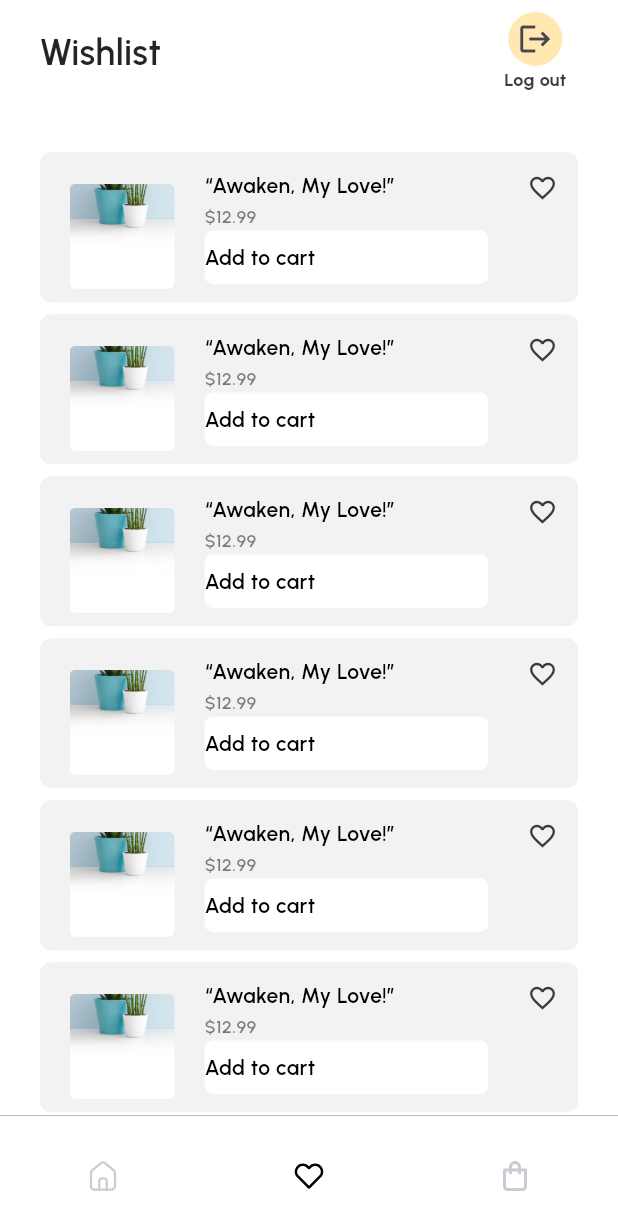
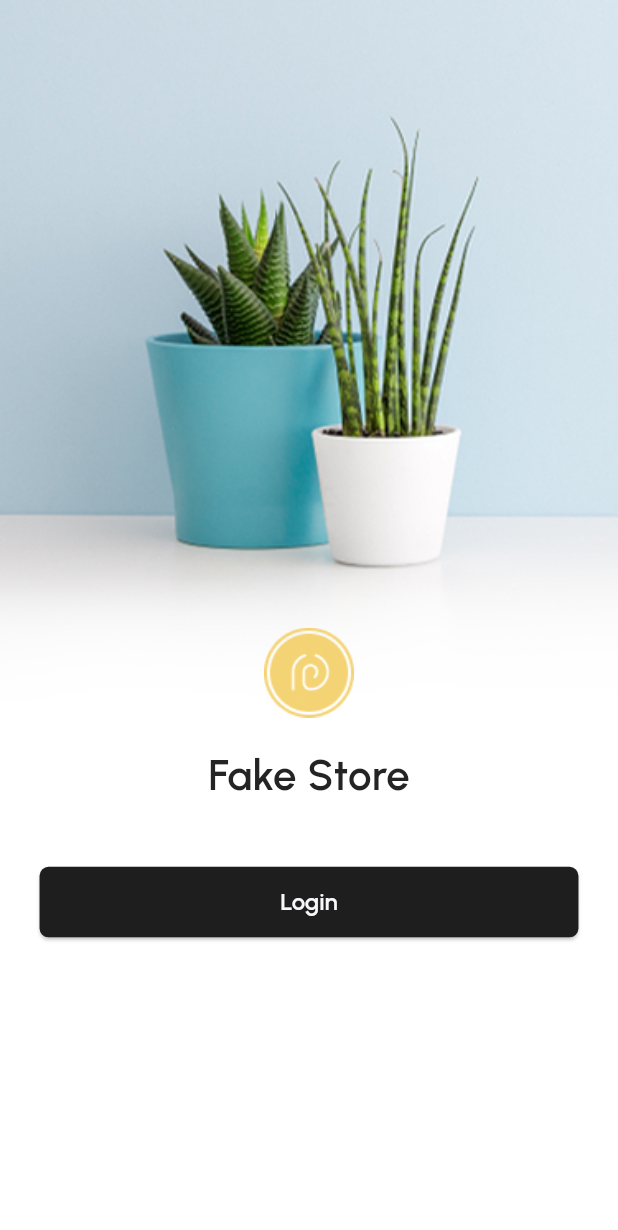
Before and after one commit to krysnkem/flutter_fake_store, a Flutter app: the screen it shows after launch, on a phone screen of 412 x 824 dp. Shown: the top 1230 px of the screen. Run offline on Flutter 3.47's test engine with Material 3 defaults, Android fonts, the phone set to English and light mode, and no system bars; our stand-ins replace cached_network_image, dio, equatable, flutter_bloc, flutter_slidable, flutter_svg and 5 more; project files that could hold a hidden picture were left out.

Commit message:
fix register module issue with shared_preferences, fix safe call api method to correct return type

```diff
--- a/lib/core/routing/app_routes.dart
+++ b/lib/core/routing/app_routes.dart
@@ -15,7 +15,7 @@ final _cartShellNavigatorKey = GlobalKey<NavigatorState>();
 
 class AppRoutes {
   static final GoRouter router = GoRouter(
-    initialLocation: wishlist,
+    initialLocation: splash,
     navigatorKey: _rootNavigatorKey,
     routes: [
       GoRoute(
--- a/lib/core/utils/theme/app_theme.dart
+++ b/lib/core/utils/theme/app_theme.dart
@@ -163,6 +163,9 @@ class AppTheme {
       appBarTheme: appBarTheme,
       elevatedButtonTheme: elevatedButtonThemeData,
       inputDecorationTheme: inputDecorationTheme,
+      colorScheme: const ColorScheme.light(
+        primary: AppColors.buttonBlack, // Or any color you prefer
+      ),
 
       navigationBarTheme: const NavigationBarThemeData(
         backgroundColor: Colors.white,
--- a/lib/data/api/api_client.dart
+++ b/lib/data/api/api_client.dart
@@ -1,7 +1,7 @@
 import 'package:injectable/injectable.dart';
 import 'package:dio/dio.dart';
 
-@injectable
+@singleton
 class ApiClient {
   final Dio _dio;
   ApiClient(this._dio);
--- a/lib/data/repositories/safe_call.dart
+++ b/lib/data/repositories/safe_call.dart
@@ -6,17 +6,17 @@ mixin SafeCall {
   final _successCodes = [200, 201];
 
   Future<Result<T>> safeApiCall<T>(
-      {required Future Function() apiCall,
+      {required Future<Response> Function() apiCall,
       required T Function(dynamic json) fromJson}) async {
     try {
       final response = await apiCall();
-      final statusCode = response.response.statusCode ?? 0;
+      final statusCode = response.statusCode ?? 0;
 
       if (_successCodes.contains(statusCode) && response.data != null) {
         return Success(data: _parseApiData(response.data, fromJson));
       } else {
         return Failure(
-          message: 'Unexpected error: ${response.response.statusMessage}',
+          message: 'Unexpected error: ${response.statusMessage}',
           statusCode: statusCode,
         );
       }
--- a/lib/presentation/blocs/auth/auth_bloc.dart
+++ b/lib/presentation/blocs/auth/auth_bloc.dart
@@ -9,7 +9,7 @@ import 'package:flutter_fake_store/presentation/blocs/auth/auth_event.dart';
 import 'package:flutter_fake_store/presentation/blocs/auth/auth_state.dart';
 import 'package:injectable/injectable.dart';
 
-@injectable
+@singleton
 class AuthBloc extends Bloc<AuthEvent, AuthState> {
   final DataRepository _dataRepository;
 
@@ -34,9 +34,9 @@ class AuthBloc extends Bloc<AuthEvent, AuthState> {
       } else if (result is Failure) {
         emit(AuthUnauthenticatedState(message: (result as Failure).message));
       }
-    } catch (e) {
+    } catch (e, stacktrace) {
       emit(AuthErrorState(message: e.toString()));
-      log('Login error: $e');
+      log('Login error: $e \n $stacktrace');
     }
   }
 
@@ -50,15 +50,16 @@ class AuthBloc extends Bloc<AuthEvent, AuthState> {
       } else if (result is Failure) {
         emit(AuthErrorState(message: (result).message));
       }
-    } catch (e) {
+    } catch (e, stacktrace) {
       emit(AuthErrorState(message: e.toString()));
-      log('Logout error: $e');
+      log('Logout error: $e \n $stacktrace');
     }
   }
 
   FutureOr<void> _onCheckAuth(
       AuthCheckEvent event, Emitter<AuthState> emit) async {
     emit(AuthCheckLoadingState());
+    await Future.delayed(const Duration(seconds: 3));
     final result = await _dataRepository.isLoggedIn();
     try {
       if (result is Success) {
@@ -73,9 +74,9 @@ class AuthBloc extends Bloc<AuthEvent, AuthState> {
       } else if (result is Failure) {
         emit(AuthErrorState(message: (result as Failure).message));
       }
-    } catch (e) {
+    } catch (e, stactrace) {
       emit(AuthErrorState(message: e.toString()));
-      log('Check auth error: $e');
+      log('Check auth error: $e \n $stactrace');
     }
   }
 }
--- a/lib/presentation/pages/auth/login.dart
+++ b/lib/presentation/pages/auth/login.dart
@@ -90,6 +90,12 @@ class _LoginScreenState extends State<LoginScreen> {
                         content: Text(state.message),
                       ),
                     );
+                  } else if (state is AuthUnauthenticatedState) {
+                    ScaffoldMessenger.of(context).showSnackBar(
+                      SnackBar(
+                        content: Text(state.message ?? context.loginError),
+                      ),
+                    );
                   }
                 },
               ),
--- a/lib/presentation/pages/auth/splash.dart
+++ b/lib/presentation/pages/auth/splash.dart
@@ -21,7 +21,11 @@ class Splash extends StatefulWidget {
 class _SplashState extends State<Splash> {
   @override
   void initState() {
-    context.read<AuthBloc>().add(const AuthCheckEvent());
+    WidgetsBinding.instance.addPostFrameCallback((_) {
+      if (mounted) {
+        context.read<AuthBloc>().add(const AuthCheckEvent());
+      }
+    });
     super.initState();
   }
 
@@ -36,8 +40,10 @@ class _SplashState extends State<Splash> {
               fit: BoxFit.cover,
             ),
           ),
-          Align(
-            alignment: Alignment.center,
+          Positioned(
+            top: MediaQuery.sizeOf(context).height * 0.20,
+            left: 0,
+            right: 0,
             child: SafeArea(
               child: PageSpacing(
                 child: Column(
```
Also changed, not shown: lib/injection/register_module.dart (+4 -7 lines), lib/main.dart (+8 -1 lines), lib/injection/injection.config.dart, 4 other files.
